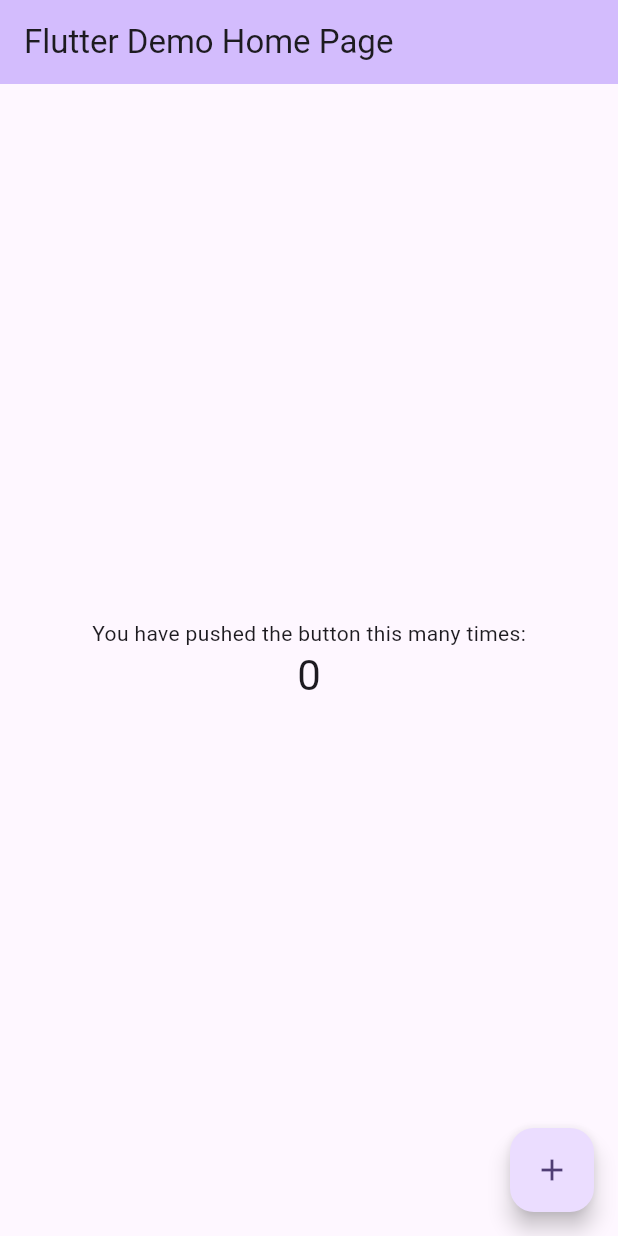
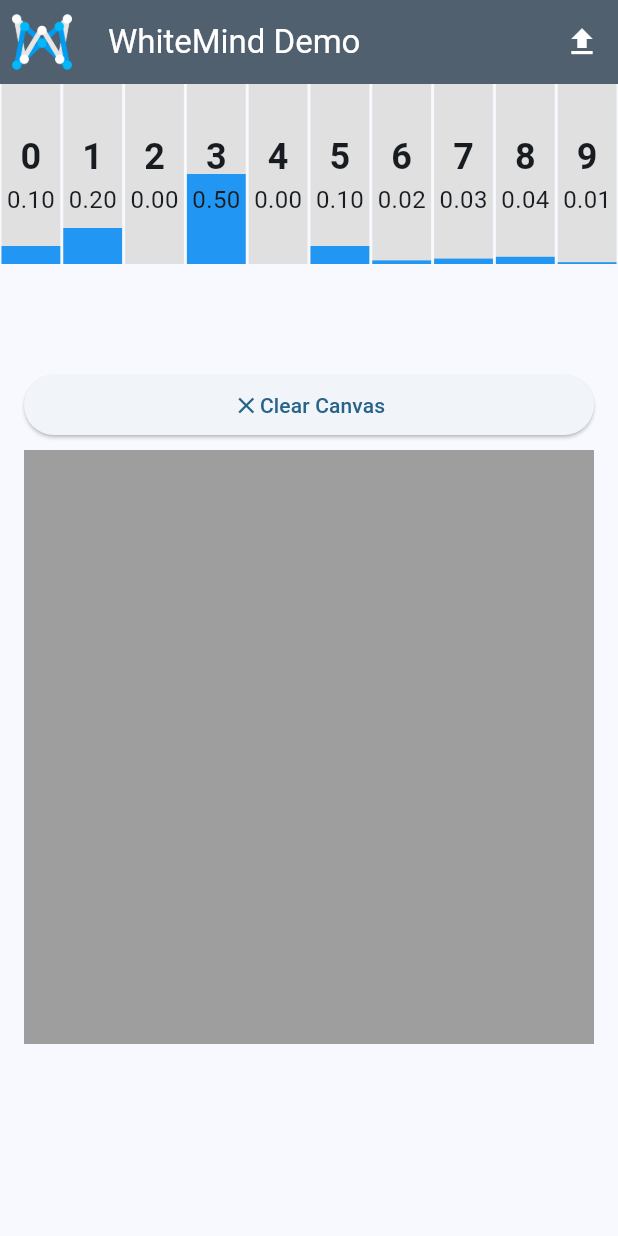
Before and after one commit to Neurologism/mnist_presentation_app, a Flutter app: the screen it shows after launch, on a phone screen of 412 x 824 dp. Run offline on Flutter 3.47's test engine with Material 3 defaults, Android fonts, the light colour scheme and no system bars.

Commit message:
Add drawing board and predictions display for MNIST evaluation

```diff
--- /dev/null
+++ b/lib/home_page.dart
@@ -0,0 +1,82 @@
+import 'package:flutter/material.dart';
+import 'package:flutter/services.dart';
+import 'package:mnist_presentation_app/widgets/drawing_board.dart';
+import 'package:mnist_presentation_app/widgets/predictions_display.dart';
+
+class HomePage extends StatefulWidget {
+  const HomePage({super.key});
+
+  @override
+  State<HomePage> createState() => _HomePageState();
+}
+
+class _HomePageState extends State<HomePage> {
+  Map<int, double> predictions = {
+    0: 0.1,
+    1: 0.2,
+    2: 0.0,
+    3: 0.5,
+    4: 0.0,
+    5: 0.1,
+    6: 0.02,
+    7: 0.03,
+    8: 0.04,
+    9: 0.01,
+  };
+
+  @override
+  void initState() {
+    super.initState();
+    SystemChrome.setPreferredOrientations([
+      DeviceOrientation.portraitUp,
+      DeviceOrientation.portraitDown,
+    ]);
+  }
+
+  @override
+  void dispose() {
+    super.dispose();
+    SystemChrome.setPreferredOrientations([
+      DeviceOrientation.portraitUp,
+      DeviceOrientation.portraitDown,
+      DeviceOrientation.landscapeLeft,
+      DeviceOrientation.landscapeRight,
+    ]);
+  }
+
+  @override
+  Widget build(BuildContext context) {
+  return Scaffold(
+    appBar: AppBar(
+      title: Text('WhiteMind Demo', style: TextStyle(
+        color: Theme.of(context).colorScheme.onSecondary,
+      ),),
+      backgroundColor: Theme.of(context).colorScheme.secondary,
+      leading: Padding(
+        padding: const EdgeInsets.all(8.0),
+        child: Image.asset('assets/images/whitemind_icon.png',),
+      ),
+      actions: [
+        IconButton(
+          icon: const Icon(Icons.upload),
+          color: Theme.of(context).colorScheme.onSecondary,
+          onPressed: () {},
+        ),
+      ],
+    ),
+    body: Column(
+      children: [
+        Expanded(
+          child: PredictionsDisplay(predictions: predictions)
+        ),
+        Padding(
+          padding: EdgeInsets.only(left: 16, right: 16, bottom: 128, top: 64),
+          child: DrawingBoard(
+            size: MediaQuery.of(context).size.width - 16,
+          ),
+        )
+      ],
+    )
+  );
+  }
+}
--- a/lib/main.dart
+++ b/lib/main.dart
@@ -1,122 +1,21 @@
 import 'package:flutter/material.dart';
+import 'package:mnist_presentation_app/home_page.dart';
 
 void main() {
-  runApp(const MyApp());
+  runApp(const App());
 }
 
-class MyApp extends StatelessWidget {
-  const MyApp({super.key});
+class App extends StatelessWidget {
+  const App({super.key});
 
-  // This widget is the root of your application.
   @override
   Widget build(BuildContext context) {
     return MaterialApp(
-      title: 'Flutter Demo',
+      title: 'WhiteMind Demo',
       theme: ThemeData(
-        // This is the theme of your application.
-        //
-        // TRY THIS: Try running your application with "flutter run". You'll see
-        // the application has a purple toolbar. Then, without quitting the app,
-        // try changing the seedColor in the colorScheme below to Colors.green
-        // and then invoke "hot reload" (save your changes or press the "hot
-        // reload" button in a Flutter-supported IDE, or press "r" if you used
-        // the command line to start the app).
-        //
-        // Notice that the counter didn't reset back to zero; the application
-        // state is not lost during the reload. To reset the state, use hot
-        // restart instead.
-        //
-        // This works for code too, not just values: Most code changes can be
-        // tested with just a hot reload.
-        colorScheme: ColorScheme.fromSeed(seedColor: Colors.deepPurple),
+        colorScheme: ColorScheme.fromSeed(seedColor: Colors.lightBlue),
       ),
-      home: const MyHomePage(title: 'Flutter Demo Home Page'),
+      home: const HomePage(),
     );
   }
 }
-
-class MyHomePage extends StatefulWidget {
-  const MyHomePage({super.key, required this.title});
-
-  // This widget is the home page of your application. It is stateful, meaning
-  // that it has a State object (defined below) that contains fields that affect
-  // how it looks.
-
-  // This class is the configuration for the state. It holds the values (in this
-  // case the title) provided by the parent (in this case the App widget) and
-  // used by the build method of the State. Fields in a Widget subclass are
-  // always marked "final".
-
-  final String title;
-
-  @override
-  State<MyHomePage> createState() => _MyHomePageState();
-}
-
-class _MyHomePageState extends State<MyHomePage> {
-  int _counter = 0;
-
-  void _incrementCounter() {
-    setState(() {
-      // This call to setState tells the Flutter framework that something has
-      // changed in this State, which causes it to rerun the build method below
-      // so that the display can reflect the updated values. If we changed
-      // _counter without calling setState(), then the build method would not be
-      // called again, and so nothing would appear to happen.
-      _counter++;
-    });
-  }
-
-  @override
-  Widget build(BuildContext context) {
-    // This method is rerun every time setState is called, for instance as done
-    // by the _incrementCounter method above.
-    //
-    // The Flutter framework has been optimized to make rerunning build methods
-    // fast, so that you can just rebuild anything that needs updating rather
-    // than having to individually change instances of widgets.
-    return Scaffold(
-      appBar: AppBar(
-        // TRY THIS: Try changing the color here to a specific color (to
-        // Colors.amber, perhaps?) and trigger a hot reload to see the AppBar
-        // change color while the other colors stay the same.
-        backgroundColor: Theme.of(context).colorScheme.inversePrimary,
-        // Here we take the value from the MyHomePage object that was created by
-        // the App.build method, and use it to set our appbar title.
-        title: Text(widget.title),
-      ),
-      body: Center(
-        // Center is a layout widget. It takes a single child and positions it
-        // in the middle of the parent.
-        child: Column(
-          // Column is also a layout widget. It takes a list of children and
-          // arranges them vertically. By default, it sizes itself to fit its
-          // children horizontally, and tries to be as tall as its parent.
-          //
-          // Column has various properties to control how it sizes itself and
-          // how it positions its children. Here we use mainAxisAlignment to
-          // center the children vertically; the main axis here is the vertical
-          // axis because Columns are vertical (the cross axis would be
-          // horizontal).
-          //
-          // TRY THIS: Invoke "debug painting" (choose the "Toggle Debug Paint"
-          // action in the IDE, or press "p" in the console), to see the
-          // wireframe for each widget.
-          mainAxisAlignment: MainAxisAlignment.center,
-          children: <Widget>[
-            const Text('You have pushed the button this many times:'),
-            Text(
-              '$_counter',
-              style: Theme.of(context).textTheme.headlineMedium,
-            ),
-          ],
-        ),
-      ),
-      floatingActionButton: FloatingActionButton(
-        onPressed: _incrementCounter,
-        tooltip: 'Increment',
-        child: const Icon(Icons.add),
-      ), // This trailing comma makes auto-formatting nicer for build methods.
-    );
-  }
-}
--- /dev/null
+++ b/lib/widgets/drawing_board.dart
@@ -0,0 +1,211 @@
+import 'dart:math';
+
+import 'package:flutter/material.dart';
+
+class DrawingBoard extends StatefulWidget {
+  final Function(List<List<double>>)? onChange;
+  final double size;
+
+  const DrawingBoard({
+    super.key,
+    this.onChange,
+    this.size = 280, // Default size for the drawing area
+  });
+
+  @override
+  State<DrawingBoard> createState() => _DrawingBoardState();
+}
+
+class _DrawingBoardState extends State<DrawingBoard> {
+  List<List<double>> pixelData = List.generate(
+      28, (_) => List.filled(28, 0.0)
+  );
+
+  List<Offset> currentStroke = [];
+  List<List<Offset>> strokes = [];
+
+  void _resetDrawing() {
+    setState(() {
+      currentStroke = [];
+      strokes = [];
+      pixelData = List.generate(28, (_) => List.filled(28, 0.0));
+    });
+    if (widget.onChange != null) {
+      widget.onChange!(pixelData);
+    }
+  }
+
+  void _updatePixelData() {
+    // Convert drawing to 28x28 pixel data
+    final cellSize = widget.size / 28;
+
+    // Reset pixel data
+    pixelData = List.generate(28, (_) => List.filled(28, 0.0));
+
+    // Process all strokes
+    for (final stroke in [...strokes, if (currentStroke.isNotEmpty) currentStroke]) {
+      for (int i = 0; i < stroke.length; i++) {
+        // Get current point
+        final point = stroke[i];
+
+        // Convert to grid coordinates
+        final col = (point.dx / cellSize).floor().clamp(0, 27);
+        final row = (point.dy / cellSize).floor().clamp(0, 27);
+
+        // Set pixel value
+        pixelData[row][col] = 1.0;
+
+        // Add some bloom to neighboring pixels
+        for (int r = -1; r <= 1; r++) {
+          for (int c = -1; c <= 1; c++) {
+            final newRow = row + r;
+            final newCol = col + c;
+            if (newRow >= 0 && newRow < 28 && newCol >= 0 && newCol < 28) {
+              if (r == 0 && c == 0) continue; // Skip center
+              pixelData[newRow][newCol] =
+                  (pixelData[newRow][newCol] + 0.7).clamp(0.0, 1.0);
+            }
+          }
+        }
+
+        // If we have consecutive points, interpolate between them
+        if (i > 0) {
+          final prev = stroke[i - 1];
+          final dx = point.dx - prev.dx;
+          final dy = point.dy - prev.dy;
+          final distance = sqrt(dx * dx + dy * dy);
+
+          // If points are far apart, interpolate
+          if (distance > cellSize / 2) {
+            final steps = (distance / (cellSize / 2)).ceil();
+            for (int step = 1; step < steps; step++) {
+              final t = step / steps;
+              final interpX = prev.dx + dx * t;
+              final interpY = prev.dy + dy * t;
+
+              final interpCol = (interpX / cellSize).floor().clamp(0, 27);
+              final interpRow = (interpY / cellSize).floor().clamp(0, 27);
+
+              pixelData[interpRow][interpCol] = 1.0;
+
+              // Bloom for interpolated points
+              for (int r = -1; r <= 1; r++) {
+                for (int c = -1; c <= 1; c++) {
+                  final newRow = interpRow + r;
+                  final newCol = interpCol + c;
+                  if (newRow >= 0 && newRow < 28 && newCol >= 0 && newCol < 28) {
+                    if (r == 0 && c == 0) continue;
+                    pixelData[newRow][newCol] =
+                        (pixelData[newRow][newCol] + 0.7).clamp(0.0, 1.0);
+                  }
+                }
+              }
+            }
+          }
+        }
+      }
+    }
+
+    if (widget.onChange != null) {
+      widget.onChange!(pixelData);
+    }
+  }
+
+  @override
+  Widget build(BuildContext context) {
+    return Column(
+      mainAxisSize: MainAxisSize.min,
+      children: [
+        Padding(
+          padding: EdgeInsets.symmetric(vertical: 6.0),
+          child: ElevatedButton(
+            onPressed: _resetDrawing,
+            child: const Row(
+              mainAxisAlignment: MainAxisAlignment.center,
+              children: [
+                Icon(Icons.clear),
+                Text('Clear Canvas')
+              ],
+            ),
+          ),
+        ),
+        Container(
+          width: widget.size,
+          height: widget.size,
+          decoration: BoxDecoration(
+            color: Colors.grey,
+            border: Border.all(color: Colors.grey),
+          ),
+          child: GestureDetector(
+            onPanStart: (details) {
+              setState(() {
+                currentStroke = [details.localPosition];
+              });
+              _updatePixelData();
+            },
+            onPanUpdate: (details) {
+              setState(() {
+                currentStroke.add(details.localPosition);
+              });
+              _updatePixelData();
+            },
+            onPanEnd: (_) {
+              setState(() {
+                if (currentStroke.isNotEmpty) {
+                  strokes.add(List.from(currentStroke));
+                  currentStroke = [];
+                }
+              });
+            },
+            child: CustomPaint(
+              painter: DrawingPainter(
+                strokes: strokes,
+                currentStroke: currentStroke,
+                gridSize: 28,
+                canvasSize: widget.size,
+              ),
+              size: Size(widget.size, widget.size),
+            ),
+          ),
+        ),
+      ],
+    );
+  }
+}
+
+class DrawingPainter extends CustomPainter {
+  final List<List<Offset>> strokes;
+  final List<Offset> currentStroke;
+  final int gridSize;
+  final double canvasSize;
+
+  DrawingPainter({
+    required this.strokes,
+    required this.currentStroke,
+    required this.gridSize,
+    required this.canvasSize,
+  });
+
+  @override
+  void paint(Canvas canvas, Size size) {
+    final paint = Paint()
+      ..color = Colors.white
+      ..strokeWidth = canvasSize / gridSize * 0.5 // Make stroke approximately half a cell
+      ..strokeCap = StrokeCap.round;
+
+    // Draw completed strokes
+    for (final stroke in strokes) {
+      for (int i = 0; i < stroke.length - 1; i++) {
+        canvas.drawLine(stroke[i], stroke[i + 1], paint);
+      }
+    }
+
+    // Draw current stroke
+    for (int i = 0; i < currentStroke.length - 1; i++) {
+      canvas.drawLine(currentStroke[i], currentStroke[i + 1], paint);
+    }
+  }
+
+  @override
+  bool shouldRepaint(DrawingPainter oldDelegate) => true;
+}
--- /dev/null
+++ b/lib/widgets/predictions_display.dart
@@ -0,0 +1,72 @@
+import 'package:flutter/material.dart';
+
+class PredictionsDisplay extends StatelessWidget {
+  const PredictionsDisplay({super.key, required this.predictions, this.height});
+
+  final Map<int, double> predictions;
+  final double? height;
+
+  String toPercent(double value) {
+    return '${(value * 100).toStringAsFixed(2)}%';
+  }
+
+  @override
+  Widget build(BuildContext context) {
+    return LayoutBuilder(
+      builder: (context, constraints) {
+        return SizedBox(
+          height: height,
+          child: Row(
+            children: predictions.entries.map((entry) {
+              // Calculate the height based on the prediction value
+              final double progressPercentage = entry.value;
+
+              return Expanded(
+                child: Padding(
+                  padding: const EdgeInsets.symmetric(horizontal: 1.0),
+                  child: Container(
+                    color: Colors.grey[300],
+                    child: Stack(
+                      alignment: Alignment.bottomCenter,
+                      children: [
+                        FractionallySizedBox(
+                          heightFactor: progressPercentage,
+                          widthFactor: 1.0,
+                          alignment: Alignment.bottomCenter,
+                          child: Container(
+                            color: Colors.blue,
+                          ),
+                        ),
+                        // Text overlay
+                        Center(
+                          child: Column(
+                            mainAxisAlignment: MainAxisAlignment.center,
+                            children: [
+                              Text(
+                                entry.key.toString(),
+                                style: const TextStyle(
+                                  fontSize: 24,
+                                  fontWeight: FontWeight.bold,
+                                ),
+                              ),
+                              Text(
+                                (entry.value).toStringAsFixed(2),
+                                style: const TextStyle(
+                                  fontSize: 16,
+                                ),
+                              ),
+                            ],
+                          ),
+                        ),
+                      ],
+                    ),
+                  ),
+                ),
+              );
+            }).toList(),
+          ),
+        );
+      },
+    );
+  }
+}
```
Also changed, not shown: pubspec.yaml (+4 -69 lines), assets/images/whitemind_icon.png (added), pubspec.lock, 1 other file.
